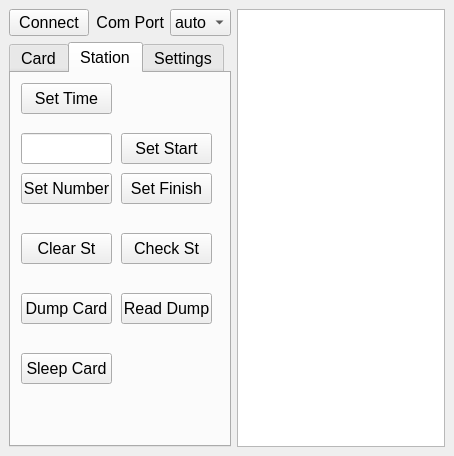
Above: design.ui from sportiduino/SportiduinoPQ before the change. Below: the same form after it.
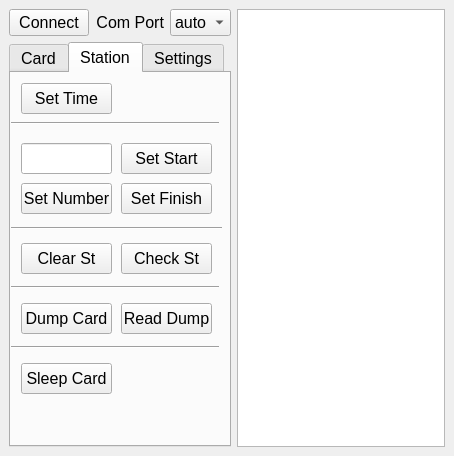
That is the form after the change. The open tabs and pages were chosen to show the change.

```diff
--- a/design.ui
+++ b/design.ui
@@ -297,7 +297,7 @@
           <property name="geometry">
            <rect>
             <x>10</x>
-            <y>100</y>
+            <y>110</y>
             <width>91</width>
             <height>31</height>
            </rect>
@@ -310,7 +310,7 @@
           <property name="geometry">
            <rect>
             <x>10</x>
-            <y>60</y>
+            <y>70</y>
             <width>91</width>
             <height>31</height>
            </rect>
@@ -320,7 +320,7 @@
           <property name="geometry">
            <rect>
             <x>110</x>
-            <y>60</y>
+            <y>70</y>
             <width>91</width>
             <height>31</height>
            </rect>
@@ -333,7 +333,7 @@
           <property name="geometry">
            <rect>
             <x>110</x>
-            <y>100</y>
+            <y>110</y>
             <width>91</width>
             <height>31</height>
            </rect>
@@ -346,7 +346,7 @@
           <property name="geometry">
            <rect>
             <x>10</x>
-            <y>160</y>
+            <y>170</y>
             <width>91</width>
             <height>31</height>
            </rect>
@@ -364,7 +364,7 @@
           <property name="geometry">
            <rect>
             <x>110</x>
-            <y>160</y>
+            <y>170</y>
             <width>91</width>
             <height>31</height>
            </rect>
@@ -382,7 +382,7 @@
           <property name="geometry">
            <rect>
             <x>10</x>
-            <y>220</y>
+            <y>230</y>
             <width>91</width>
             <height>31</height>
            </rect>
@@ -408,7 +408,7 @@
           <property name="geometry">
            <rect>
             <x>110</x>
-            <y>220</y>
+            <y>230</y>
             <width>91</width>
             <height>31</height>
            </rect>
@@ -426,7 +426,7 @@
           <property name="geometry">
            <rect>
             <x>10</x>
-            <y>280</y>
+            <y>290</y>
             <width>91</width>
             <height>31</height>
            </rect>
@@ -435,6 +435,58 @@
            <string>Sleep Card</string>
           </property>
          </widget>
+         <widget class="Line" name="line_2">
+          <property name="geometry">
+           <rect>
+            <x>-3</x>
+            <y>30</y>
+            <width>211</width>
+            <height>41</height>
+           </rect>
+          </property>
+          <property name="orientation">
+           <enum>Qt::Horizontal</enum>
+          </property>
+         </widget>
+         <widget class="Line" name="line_3">
+          <property name="geometry">
+           <rect>
+            <x>0</x>
+            <y>140</y>
+            <width>211</width>
+            <height>31</height>
+           </rect>
+          </property>
+          <property name="orientation">
+           <enum>Qt::Horizontal</enum>
+          </property>
+         </widget>
+         <widget class="Line" name="line_4">
+          <property name="geometry">
+           <rect>
+            <x>-3</x>
+            <y>199</y>
+            <width>211</width>
+            <height>31</height>
+           </rect>
+          </property>
+          <property name="orientation">
+           <enum>Qt::Horizontal</enum>
+          </property>
+         </widget>
+         <widget class="Line" name="line_5">
+          <property name="geometry">
+           <rect>
+            <x>-3</x>
+            <y>259</y>
+            <width>211</width>
+            <height>31</height>
+           </rect>
+          </property>
+          <property name="orientation">
+           <enum>Qt::Horizontal</enum>
+          </property>
+         </widget>
         </widget>
         <widget class="QWidget" name="tab_3">
          <attribute name="title">
```
Left out of the diff: 45 changed lines with no effect on the pictures.
